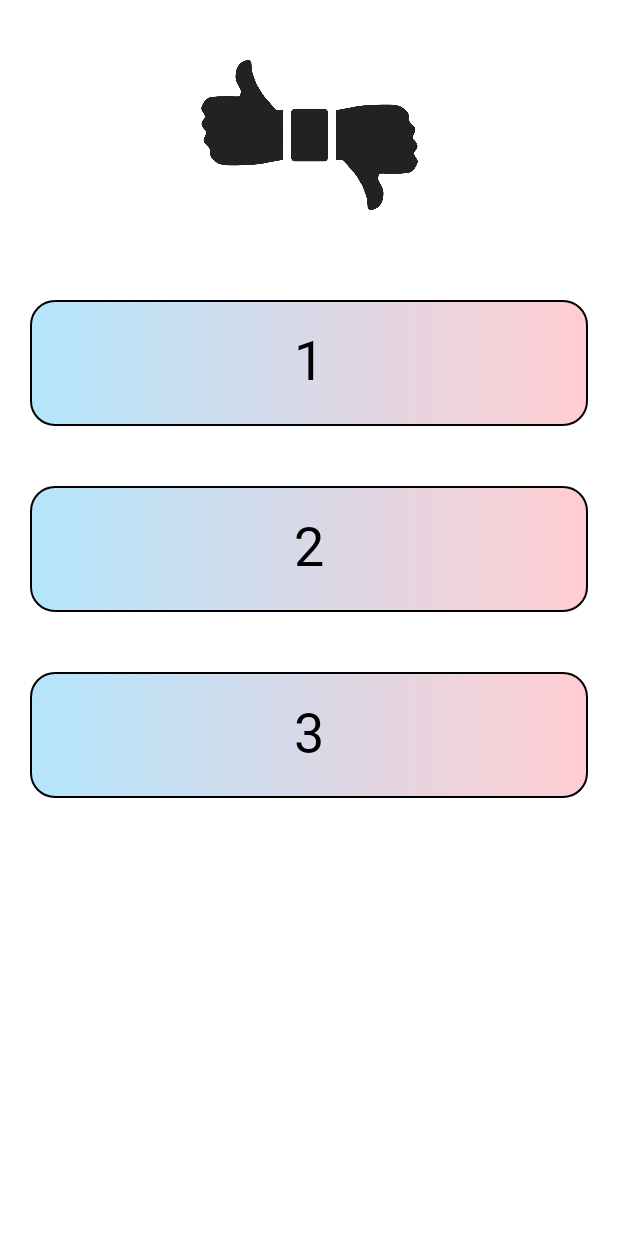
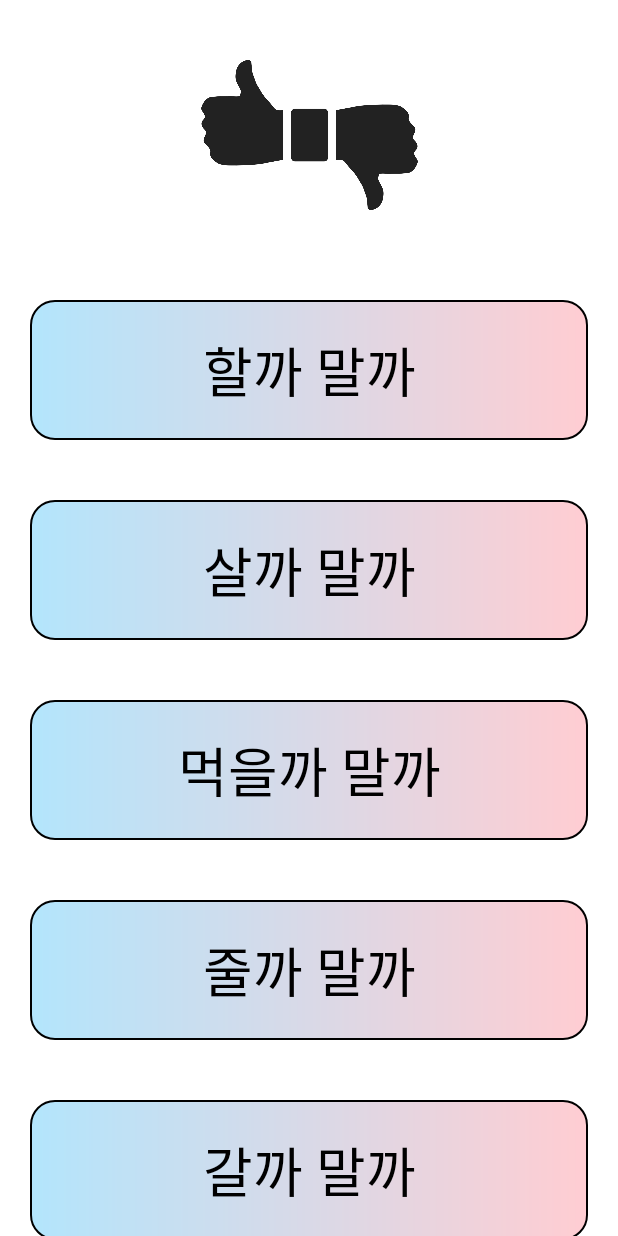
Before and after one commit to raphael1063/DoOrNot, an Android app: the screen it shows after launch (MainActivity), on a phone screen of 412 x 824 dp. Run offline under Robolectric (Android 15) with nearby library versions, the phone set to English and light mode, and no system bars; our stand-ins replace AdMob, Timber, data binding.

Commit message:
결과 액티비티 추가:

```diff
--- a/app/src/main/java/com/robin/doornot/data/entities/TopicModel.kt
+++ b/app/src/main/java/com/robin/doornot/data/entities/TopicModel.kt
@@ -1,5 +1,7 @@
 package com.robin.doornot.data.entities
 
 data class TopicModel(
-    val title: String
+    val topic: String,
+    val positiveAnswer: String,
+    val negativeAnswer: String
 )
--- a/app/src/main/java/com/robin/doornot/di/ViewModelModule.kt
+++ b/app/src/main/java/com/robin/doornot/di/ViewModelModule.kt
@@ -1,6 +1,7 @@
 package com.robin.doornot.di
 
 import com.robin.doornot.ui.main.MainViewModel
+import com.robin.doornot.ui.result.ResultViewModel
 import com.robin.doornot.ui.splash.SplashViewModel
 import org.koin.androidx.viewmodel.dsl.viewModel
 import org.koin.dsl.module
@@ -8,4 +9,5 @@ import org.koin.dsl.module
 val viewModelModule = module {
     viewModel { SplashViewModel() }
     viewModel { MainViewModel() }
+    viewModel { ResultViewModel() }
 }
--- a/app/src/main/java/com/robin/doornot/ui/main/MainActivity.kt
+++ b/app/src/main/java/com/robin/doornot/ui/main/MainActivity.kt
@@ -19,7 +19,15 @@ class MainActivity : BaseActivity<ActivityMainBinding, MainViewModel>() {
 
     override fun start() {
         binding.rvTopic.adapter = adapter
-        adapter.submitList(mutableListOf(TopicModel("1"), TopicModel("2"), TopicModel("3")))
+        adapter.submitList(
+            mutableListOf(
+                TopicModel("할까 말까", "해라", "하지 마라"),
+                TopicModel("살까 말까", "사라", "사지 마라"),
+                TopicModel("먹을까 말까", "먹어라", "먹지 마라"),
+                TopicModel("줄까 말까", "줘라", "주지 마라"),
+                TopicModel("갈까 말까", "가라", "가지 마라")
+            )
+        )
     }
 
     override fun observe() {
--- /dev/null
+++ b/app/src/main/java/com/robin/doornot/ui/result/ResultViewModel.kt
@@ -0,0 +1,6 @@
+package com.robin.doornot.ui.result
+
+import com.robin.doornot.base.BaseViewModel
+
+class ResultViewModel: BaseViewModel() {
+}
--- a/app/src/main/res/layout/item_topic.xml
+++ b/app/src/main/res/layout/item_topic.xml
@@ -21,10 +21,14 @@
 
         <TextView
             android:id="@+id/tv_item_title"
-            android:layout_width="wrap_content"
+            android:layout_width="0dp"
             android:layout_height="wrap_content"
-            android:layout_marginVertical="20dp"
-            android:text="@{model.title}"
+            android:paddingVertical="20dp"
+            android:gravity="center"
+            android:clickable="true"
+            android:focusable="true"
+            android:foreground="?attr/selectableItemBackground"
+            android:text="@{model.topic}"
             android:textSize="36sp"
             tools:text="해 말어"
             android:theme="@style/TextRegular"
```
Also changed, not shown: app/src/main/java/com/robin/doornot/ui/result/ResultActivity.kt (added, +22 -0 lines), app/src/main/res/layout/activity_result.xml (added, +13 -0 lines).
